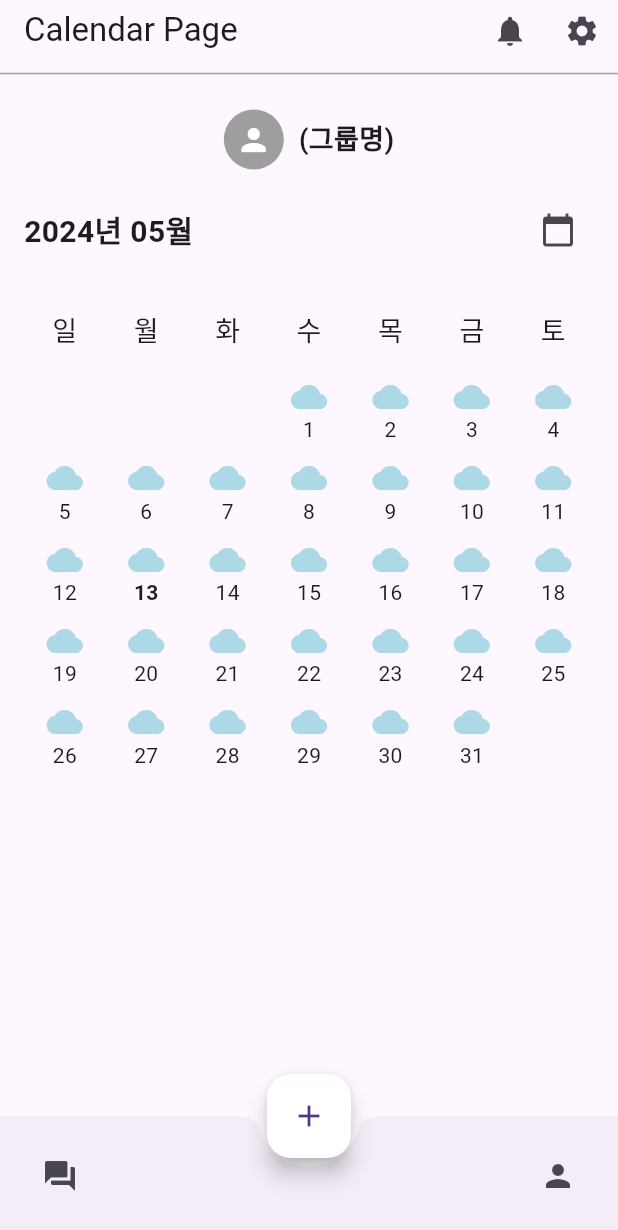
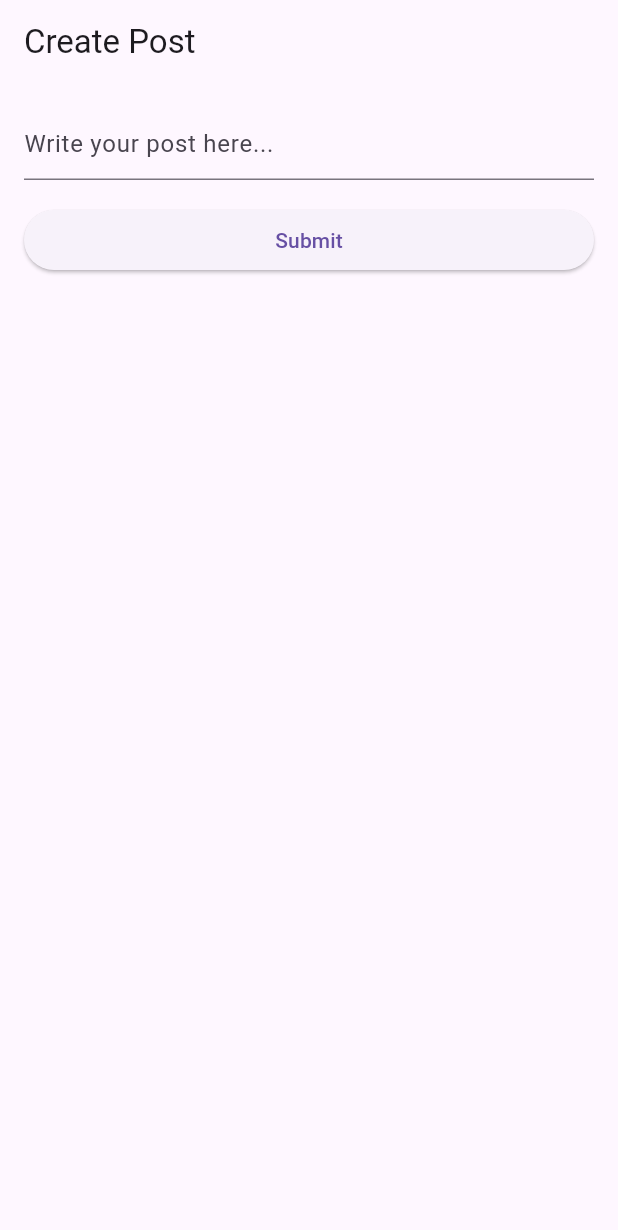
Before and after one commit to dmsdn02/memoria, a Flutter app: the screen it shows after launch, after a tap on the "add" icon, on a phone screen of 412 x 824 dp. Shown: the top 1230 px of the screen. Run offline on Flutter 3.47's test engine with Material 3 defaults, Android fonts, the phone set to English and light mode, and no system bars; our stand-ins replace cloud_firestore, firebase_auth, firebase_core; accounts and stored records are empty.

Commit message:
add버튼 클릭 > 게시물 작성페이지로이동

```diff
--- a/lib/mainpage/calendar.dart
+++ b/lib/mainpage/calendar.dart
@@ -1,5 +1,6 @@
 import 'package:flutter/material.dart';
 import 'package:intl/intl.dart';
+import 'package:memoria/mainpage/create_post.dart';
 
 class CalendarPage extends StatefulWidget {
   @override
@@ -103,6 +104,10 @@ class _CalendarPageState extends State<CalendarPage> {
       ),
       floatingActionButton: FloatingActionButton(
         onPressed: () {
+          Navigator.pushReplacement(
+            context,
+            MaterialPageRoute(builder: (context) => CreatePostPage()),
+          );
           // 플러스 아이콘 기능
         },
         child: Icon(Icons.add),
--- a/lib/mainpage/create_post.dart
+++ b/lib/mainpage/create_post.dart
@@ -0,0 +1,55 @@
+import 'package:flutter/material.dart';
+
+class CreatePostPage extends StatefulWidget {
+  @override
+  _CreatePostPageState createState() => _CreatePostPageState();
+}
+
+class _CreatePostPageState extends State<CreatePostPage> {
+  TextEditingController _postController = TextEditingController();
+
+  @override
+  void dispose() {
+    _postController.dispose();
+    super.dispose();
+  }
+
+  void _submitPost() {
+    String postContent = _postController.text;
+    // 여기서 포스트를 전송하거나 저장하는 로직을 추가할 수 있습니다.
+    // 예를 들어, 서버에 포스트를 업로드하거나 로컬 데이터베이스에 저장할 수 있습니다.
+    print('Submitted post: $postContent');
+    // 페이지를 닫습니다. (pop)
+    Navigator.pop(context);
+  }
+
+  @override
+  Widget build(BuildContext context) {
+    return Scaffold(
+      appBar: AppBar(
+        title: Text('Create Post'),
+      ),
+      body: Padding(
+        padding: EdgeInsets.all(16.0),
+        child: Column(
+          crossAxisAlignment: CrossAxisAlignment.stretch,
+          children: [
+            TextField(
+              controller: _postController,
+              maxLines: null,
+              keyboardType: TextInputType.multiline,
+              decoration: InputDecoration(
+                hintText: 'Write your post here...',
+              ),
+            ),
+            SizedBox(height: 16.0),
+            ElevatedButton(
+              onPressed: _submitPost,
+              child: Text('Submit'),
+            ),
+          ],
+        ),
+      ),
+    );
+  }
+}
```
